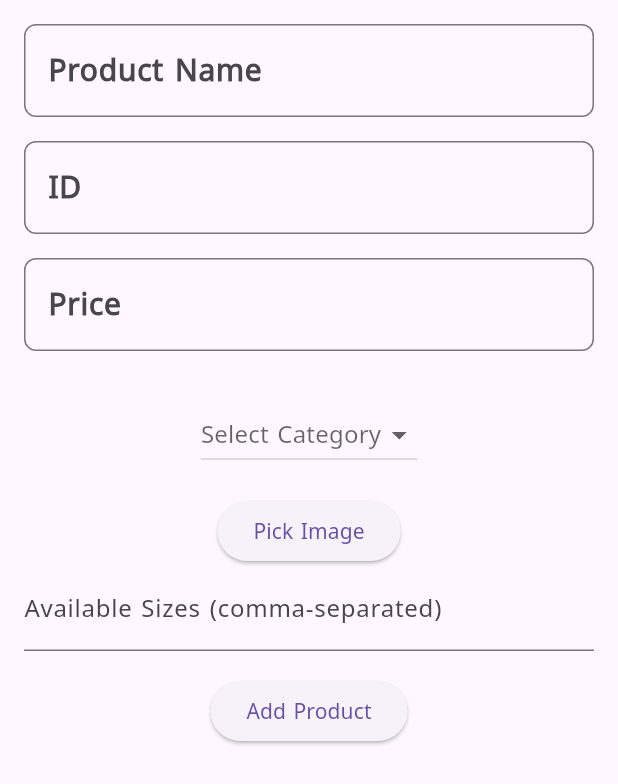
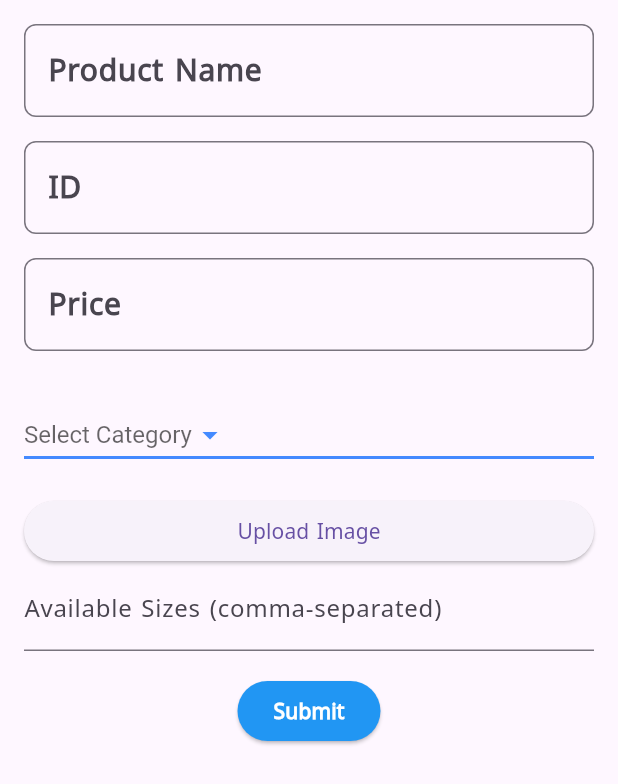
Before and after one commit to Hamedhossam/system, a Flutter app: the AddProductScreen widget shown alone on an empty page, opened directly, on a phone screen of 412 x 824 dp. Shown: the top 784 px of the screen. Run offline on Flutter 3.47's test engine with Material 3 defaults, Android fonts, the phone set to English and light mode, and no system bars; our stand-ins replace file_picker.

Commit message:
add product feature

```diff
--- a/lib/main.dart
+++ b/lib/main.dart
@@ -1,3 +1,4 @@
+import 'package:flutter/gestures.dart';
 import 'package:flutter/material.dart';
 import 'package:motors/core/screens/home_screen.dart';
 
@@ -11,6 +12,7 @@ class MyApp extends StatelessWidget {
   @override
   Widget build(BuildContext context) {
     return MaterialApp(
+      scrollBehavior: MyCustomScrollBehavior(),
       theme: ThemeData(fontFamily: "NotoKufiArabic"),
       debugShowCheckedModeBanner: false,
       title: 'Flutter Desktop Navigation',
@@ -18,3 +20,12 @@ class MyApp extends StatelessWidget {
     );
   }
 }
+
+class MyCustomScrollBehavior extends MaterialScrollBehavior {
+  // Override behavior methods and getters like dragDevices
+  @override
+  Set<PointerDeviceKind> get dragDevices => {
+        PointerDeviceKind.touch,
+        PointerDeviceKind.mouse,
+      };
+}
--- a/lib/modules/shopping/presentation/screens/shopping_view.dart
+++ b/lib/modules/shopping/presentation/screens/shopping_view.dart
@@ -26,7 +26,7 @@ class ShoppingView extends StatelessWidget {
               CategoryWidget(tittle: 'Bags', image: "assets/images/bags.jpg"),
               CategoryWidget(
                   tittle: 'Accessories',
-                  image: "assets/images/accessories.jpg"),
+                  image: "assets/images/accessories2.jpg"),
             ],
           ),
           HorizentalLine(),
--- a/lib/modules/storage/presentation/widgets/add_product_view.dart
+++ b/lib/modules/storage/presentation/widgets/add_product_view.dart
@@ -55,7 +55,7 @@ class _AddProductScreenState extends State<AddProductScreen> {
   Widget build(BuildContext context) {
     return Padding(
       padding: const EdgeInsets.all(16.0),
-      child: Column(
+      child: ListView(
         children: [
           const CustomizedTextField(tittle: 'Product Name', maxLines: 1),
           const SizedBox(height: 16),
@@ -97,6 +97,14 @@ class _AddProductScreenState extends State<AddProductScreen> {
           const SizedBox(height: 16),
 
           DropdownButton<String>(
+            underline: Container(
+              height: 2,
+              color: Colors.blueAccent, // Customize underline color
+            ),
+            style: const TextStyle(color: Colors.black, fontSize: 16),
+            icon: const Icon(Icons.arrow_drop_down,
+                color: Colors.blueAccent), // Customize icon color
+            dropdownColor: Colors.white, // Dropdown background color
             value: _selectedCategory,
             hint: const Text('Select Category'),
             onChanged: (String? newValue) {
@@ -122,7 +130,7 @@ class _AddProductScreenState extends State<AddProductScreen> {
           // const SizedBox(height: 8),
           ElevatedButton(
             onPressed: _pickImage,
-            child: const Text('Pick Image'),
+            child: const Text('Upload Image'),
           ),
           if (_imagePath != null) ...[
             const SizedBox(height: 16),
@@ -140,9 +148,22 @@ class _AddProductScreenState extends State<AddProductScreen> {
             },
           ),
           const SizedBox(height: 16),
-          ElevatedButton(
-            onPressed: _addProduct,
-            child: const Text('Add Product'),
+          Row(
+            mainAxisAlignment: MainAxisAlignment.center,
+            children: [
+              SizedBox(
+                child: ElevatedButton(
+                  style: const ButtonStyle(
+                      backgroundColor: WidgetStatePropertyAll(Colors.blue)),
+                  onPressed: _addProduct,
+                  child: const Text(
+                    'Submit',
+                    style: TextStyle(
+                        color: Colors.white, fontWeight: FontWeight.bold),
+                  ),
+                ),
+              ),
+            ],
           ),
         ],
       ),
```
Also changed, not shown: lib/modules/storage/presentation/screens/storage_screen.dart (+22 -6 lines), lib/modules/storage/presentation/widgets/available_items_list_view.dart (added, +27 -0 lines), lib/modules/storage/presentation/widgets/storage_category_label.dart (added, +56 -0 lines), lib/modules/storage/presentation/widgets/storage_item_widget.dart (added, +128 -0 lines).
